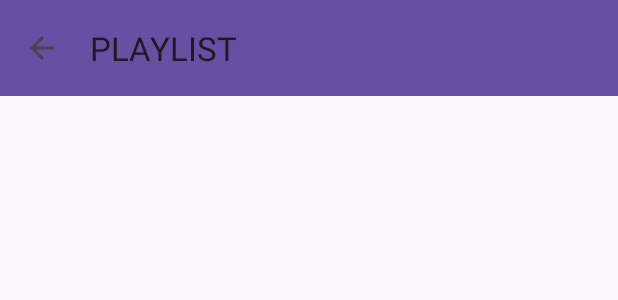
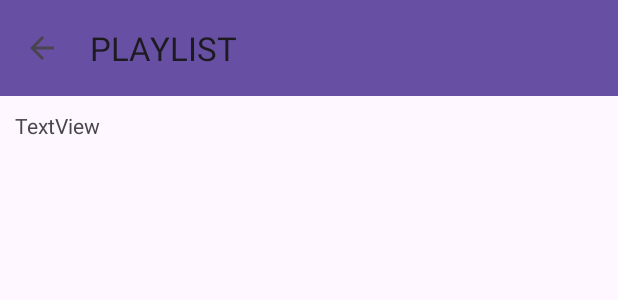
Before and after one commit to acalpitojr/Mp3Player, an Android app: the layout fragment_playlist.xml on its own in the app's theme, with its tools: preview values and no code run, on a phone screen of 412 x 824 dp. Shown: the top 300 px of the screen. Run offline under Robolectric (Android 15) with nearby library versions, the phone set to English and light mode, and no system bars.

Commit message:
showing current song at the top of the playlist screen showing current song as a different layout in the playlist screen

```diff
--- a/app/src/main/java/com/calpito/mediaplayer/model/PlayListItem.kt
+++ b/app/src/main/java/com/calpito/mediaplayer/model/PlayListItem.kt
@@ -3,4 +3,5 @@ package com.calpito.mediaplayer.model
 /*different items we can display in our playlist*/
 sealed class PlayListItem {
     class SongItem(val song: Song):PlayListItem()
+    class CurrentSongItem(val song:Song):PlayListItem()
 }
--- a/app/src/main/res/layout/fragment_playlist.xml
+++ b/app/src/main/res/layout/fragment_playlist.xml
@@ -39,17 +39,31 @@
         app:navigationIcon="?attr/homeAsUpIndicator"
         app:title="PLAYLIST" />
 
-    <androidx.recyclerview.widget.RecyclerView
-        android:id="@+id/rv_main"
+    <LinearLayout
         android:layout_width="match_parent"
         android:layout_height="0dp"
-        android:padding="8dp"
+        android:orientation="vertical"
         app:layout_constraintBottom_toBottomOf="parent"
         app:layout_constraintEnd_toEndOf="parent"
         app:layout_constraintStart_toStartOf="parent"
-        app:layout_constraintTop_toBottomOf="@+id/toolbar">
+        app:layout_constraintTop_toBottomOf="@id/toolbar">
 
-    </androidx.recyclerview.widget.RecyclerView>
+        <TextView
+            android:id="@+id/tv_now_playing"
+            android:layout_width="match_parent"
+            android:layout_height="wrap_content"
+            android:padding="10dp"
+            android:text="TextView" />
+
+        <androidx.recyclerview.widget.RecyclerView
+            android:id="@+id/rv_main"
+            android:layout_width="match_parent"
+            android:layout_height="match_parent"
+            android:padding="8dp">
+
+        </androidx.recyclerview.widget.RecyclerView>
+
+    </LinearLayout>
 
     <!--<Button
         android:id="@+id/btn_retry"
```
Also changed, not shown: app/src/main/java/com/calpito/mediaplayer/ui/fragments/PlayListFragment.kt (+63 -2 lines), app/src/main/res/layout/playlist_selected_item.xml (added, +54 -0 lines).
